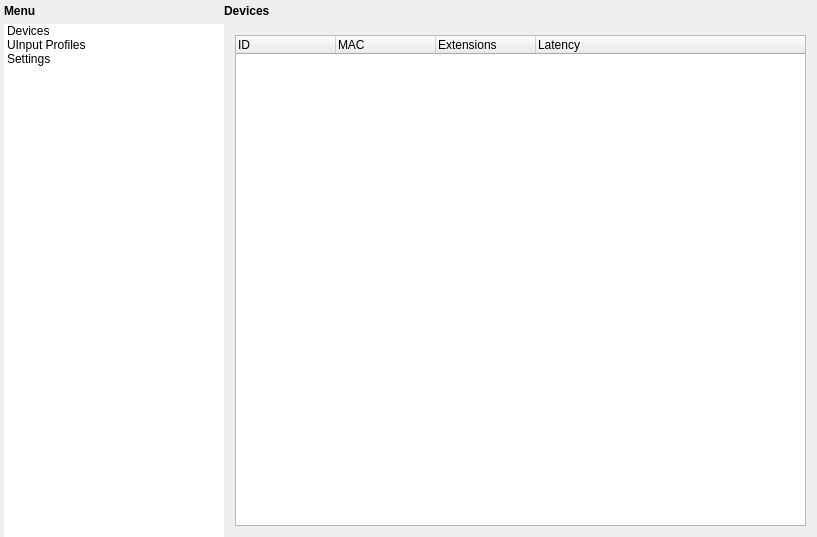
Old version of the form subprojects/manager/ui/mainwindow.ui in the repository dev-0x7C6/wiimotedev.
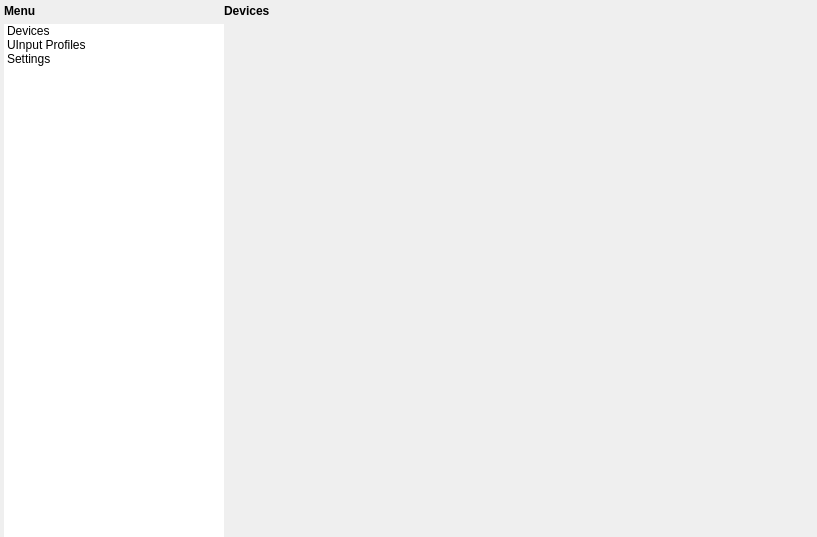
New version of the form. Icons and pictures are not drawn.

Commit message: Repleaced QWidgetList with new custom widgets.

What changed in the file:
```diff
--- a/subprojects/manager/ui/mainwindow.ui
+++ b/subprojects/manager/ui/mainwindow.ui
@@ -134,63 +134,29 @@
         <widget class="QWidget" name="page">
          <layout class="QVBoxLayout" name="verticalLayout_3">
           <item>
-           <widget class="QTreeWidget" name="connections">
-            <property name="sizePolicy">
-             <sizepolicy hsizetype="Minimum" vsizetype="Minimum">
-              <horstretch>0</horstretch>
-              <verstretch>0</verstretch>
-             </sizepolicy>
+           <widget class="QScrollArea" name="scrollArea">
+            <property name="frameShape">
+             <enum>QFrame::NoFrame</enum>
             </property>
-            <property name="statusTip">
-             <string>Double click to activate connection</string>
+            <property name="verticalScrollBarPolicy">
+             <enum>Qt::ScrollBarAsNeeded</enum>
             </property>
-            <property name="frameShadow">
-             <enum>QFrame::Sunken</enum>
+            <property name="horizontalScrollBarPolicy">
+             <enum>Qt::ScrollBarAsNeeded</enum>
             </property>
-            <property name="editTriggers">
-             <set>QAbstractItemView::NoEditTriggers</set>
-            </property>
-            <property name="alternatingRowColors">
+            <property name="widgetResizable">
              <bool>true</bool>
             </property>
-            <property name="iconSize">
-             <size>
-              <width>16</width>
-              <height>16</height>
-             </size>
-            </property>
-            <property name="rootIsDecorated">
-             <bool>false</bool>
-            </property>
-            <property name="uniformRowHeights">
-             <bool>false</bool>
-            </property>
-            <property name="allColumnsShowFocus">
-             <bool>true</bool>
-            </property>
-            <property name="wordWrap">
-             <bool>true</bool>
-            </property>
-            <column>
-             <property name="text">
-              <string>ID</string>
+            <widget class="QWidget" name="scrollAreaWidgetContents">
+             <property name="geometry">
+              <rect>
+               <x>0</x>
+               <y>0</y>
+               <width>398</width>
+               <height>507</height>
+              </rect>
              </property>
-            </column>
-            <column>
-             <property name="text">
-              <string>MAC</string>
-             </property>
-            </column>
-            <column>
-             <property name="text">
-              <string>Extensions</string>
-             </property>
-            </column>
-            <column>
-             <property name="text">
-              <string>Latency</string>
-             </property>
-            </column>
+            </widget>
            </widget>
           </item>
          </layout>
```
The commit also changes 6 other files.
